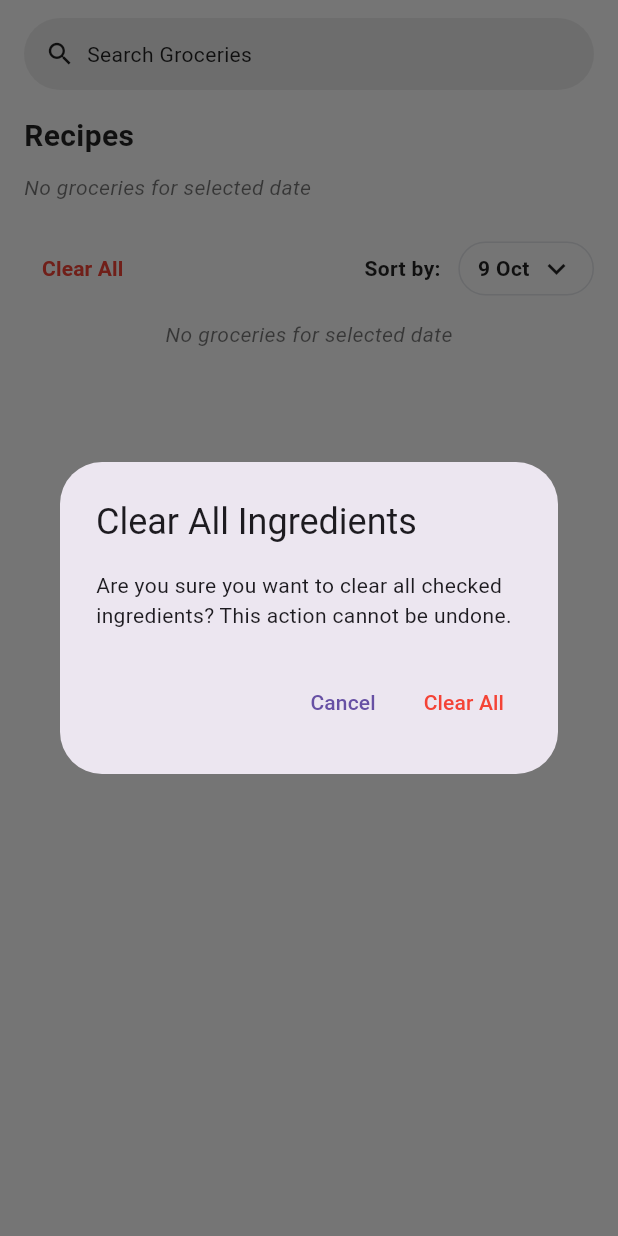
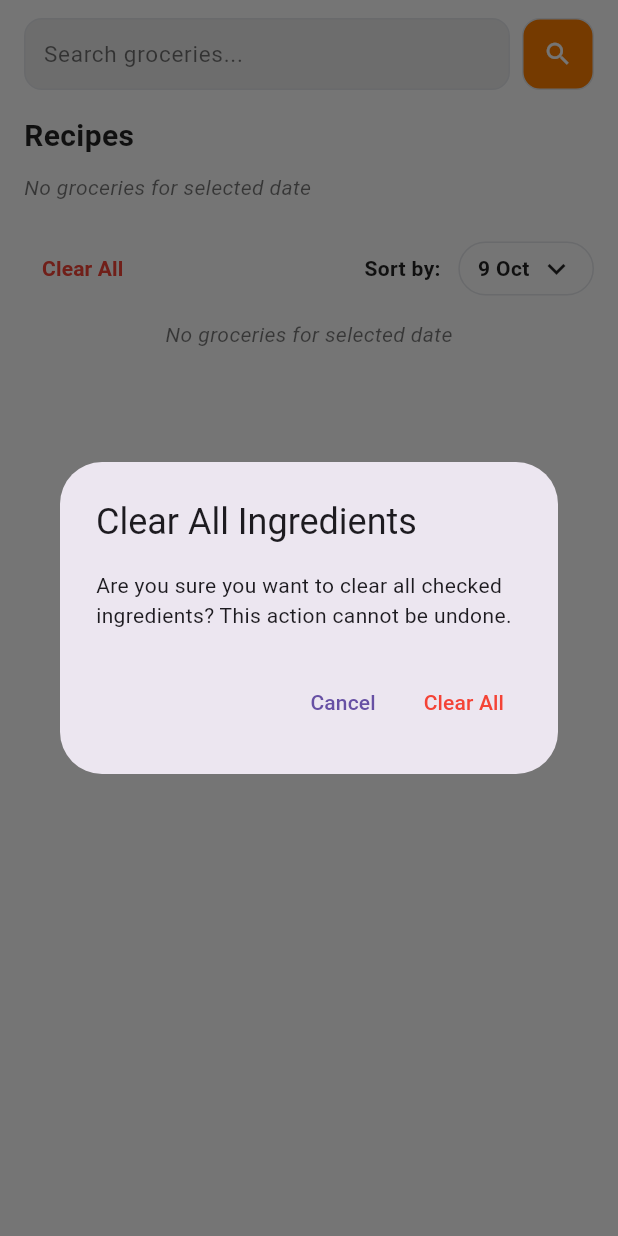
Before and after one commit to HuzaifaEjazDev/reciper_flow_techroz, a Flutter app: the GroceriesScreen screen opened directly, after a tap on "Clear All", on a phone screen of 412 x 824 dp. Run offline on Flutter 3.47's test engine with Material 3 defaults, Android fonts, the phone set to English and light mode, and no system bars; our stand-ins replace cloud_firestore, firebase_auth, firebase_core, google_fonts, image_picker; accounts and stored records are empty; Roboto replaces fonts that are missing (Poppins).

Commit message:
Refactor: Implement search functionality and UI updates This commit introduces several enhancements, primarily focusing on implementing and improving search functionality across different screens.
### Features:
- **Groceries Screen Search:** A functional search bar has been added to the Groceries screen, allowing users to filter recipes by title.
- **My Recipes & Bookmarks Search:** Search functionality is now implemented in the "My Recipes" and "Bookmarked Recipes" screens. The search is triggered automatically when the search bar is cleared.

### Refactoring & UI/UX Improvements:
- **Consistent Search UI:** The search bar UI has been standardized across the "Recipes by Admin", "My Recipes", and "Groceries" screens for a more consistent user experience.
- **AppBar Style:** The `surfaceTintColor` of AppBars has been set to white across multiple screens to maintain a clean and uniform look.
- **Groceries Checkbox Color:** The active color of checkboxes in the Groceries screen is now set to green.
- **Code Structure:**
    - `TextEditingController` has been integrated into various ViewModels to manage search state.
    - Added a `titleLower` field to Firestore documents to facilitate case-insensitive searching.
    - Registered `GroceriesViewModel` in `main.dart`.

```diff
--- a/lib/main.dart
+++ b/lib/main.dart
@@ -32,6 +32,7 @@ class MyApp extends StatelessWidget {
         ChangeNotifierProvider<MealPlannerViewModel>(create: (_) => MealPlannerViewModel()),
         ChangeNotifierProvider<MyRecipesViewModel>(create: (_) => MyRecipesViewModel()),
         ChangeNotifierProvider<UserRecipesPagerViewModel>(create: (_) => UserRecipesPagerViewModel(FirestoreRecipesService())),
+        ChangeNotifierProvider<GroceriesViewModel>(create: (_) => GroceriesViewModel()),
       ],
       child: MaterialApp(
         title: 'Recipe App',
--- a/lib/services/firestore_recipes_service.dart
+++ b/lib/services/firestore_recipes_service.dart
@@ -502,6 +502,7 @@ class FirestoreRecipesService {
     final DocumentReference<Map<String, dynamic>> docRef = col.doc();
     await docRef.set({
       'title': title,
+      'titleLower': title.toLowerCase(),
       'imageUrl': imageUrl,
       'minutes': minutes,
       'dateKey': dateKey,
--- a/lib/viewmodels/groceries_viewmodel.dart
+++ b/lib/viewmodels/groceries_viewmodel.dart
@@ -1,10 +1,13 @@
-import 'package:flutter/foundation.dart';
+import 'package:flutter/material.dart';
 import 'package:recipe_app/services/firestore_recipes_service.dart';
 
 class GroceriesViewModel extends ChangeNotifier {
   final FirestoreRecipesService _service = FirestoreRecipesService();
+  final TextEditingController searchController = TextEditingController(); // Add controller
   bool _showAll = false;
   String _selectedDateKey = '';
+  String _searchQuery = '';
+  String _searchQueryTemp = '';
 
   // Cache for recipes data
   List<Map<String, dynamic>>? _cachedRecipes;
@@ -18,6 +21,7 @@ class GroceriesViewModel extends ChangeNotifier {
   bool get showAll => _showAll;
   String get selectedDateKey => _selectedDateKey;
   List<Map<String, dynamic>>? get cachedRecipes => _cachedRecipes;
+  String get searchQuery => _searchQuery;
 
   // Expose the service for access to its methods
   FirestoreRecipesService get service => _service;
@@ -25,6 +29,22 @@ class GroceriesViewModel extends ChangeNotifier {
   GroceriesViewModel() {
     // Default to today's date key
     _selectedDateKey = _service.formatDateKey(DateTime.now());
+
+    // Add listener to handle search when text changes
+    searchController.addListener(_onSearchChanged);
+  }
+
+  @override
+  void dispose() {
+    searchController.dispose(); // Dispose controller
+    super.dispose();
+  }
+
+  void _onSearchChanged() {
+    // When search bar is empty, show all data automatically
+    if (searchController.text.trim().isEmpty) {
+      setSearchQuery('');
+    }
   }
 
   void toggleShowAll(bool value) {
@@ -43,6 +63,17 @@ class GroceriesViewModel extends ChangeNotifier {
     notifyListeners();
   }
 
+  // Search methods
+  void setSearchQuery([String? query]) {
+    _searchQuery = query ?? _searchQueryTemp;
+    _cachedRecipes = null; // Clear cache when search query changes
+    notifyListeners();
+  }
+
+  void setSearchQueryTemp(String query) {
+    _searchQueryTemp = query;
+  }
+
   // Toggle expansion state for a recipe
   void toggleExpansionState(String recipeId, bool isExpanded) {
     _expansionStates[recipeId] = isExpanded;
@@ -54,9 +85,10 @@ class GroceriesViewModel extends ChangeNotifier {
     return _expansionStates[recipeId] ?? false;
   }
 
-  // Fetch recipes with caching
+  // Fetch recipes with caching and search support
   Future<List<Map<String, dynamic>>> fetchRecipes() async {
-    if (_cachedRecipes != null) {
+    // Return cached recipes if available and no search query
+    if (_cachedRecipes != null && _searchQuery.isEmpty) {
       return _cachedRecipes!;
     }
 
@@ -64,10 +96,20 @@ class GroceriesViewModel extends ChangeNotifier {
       ? await _service.fetchAllGroceryRecipes()
       : await _service.fetchGroceryRecipesByDate(_selectedDateKey);
 
-    _cachedRecipes = recipes;
+    // Apply search filter if there's a query
+    List<Map<String, dynamic>> filteredRecipes = recipes;
+    if (_searchQuery.isNotEmpty) {
+      final String queryLower = _searchQuery.toLowerCase();
+      filteredRecipes = recipes.where((recipe) {
+        final String title = (recipe['title'] as String? ?? '').toLowerCase();
+        return title.contains(queryLower);
+      }).toList();
+    }
+
+    _cachedRecipes = filteredRecipes;
 
     // Initialize checkbox states
-    for (final recipe in recipes) {
+    for (final recipe in filteredRecipes) {
       final String recipeId = recipe['id'].toString();
       final List<dynamic> ingredients = recipe['ingredients'] as List<dynamic>? ?? <dynamic>[];
 
@@ -82,7 +124,7 @@ class GroceriesViewModel extends ChangeNotifier {
       }
     }
 
-    return recipes;
+    return filteredRecipes;
   }
 
   // Helper method to update checkbox state locally without notifying listeners
--- a/lib/views/screens/add_recipe_by_user/create_new_recipe_screen.dart
+++ b/lib/views/screens/add_recipe_by_user/create_new_recipe_screen.dart
@@ -114,6 +114,7 @@ class _CreateRecipeView extends StatelessWidget {
       backgroundColor: Colors.white,
       appBar: AppBar(
         backgroundColor: Colors.white,
+        surfaceTintColor: Colors.white,
         elevation: 0,
         centerTitle: true,
         title: Text(isEdit ? 'Edit Recipe' : 'Create New Recipe', style: const TextStyle(color: Colors.black87, fontSize: 18)),
--- a/lib/views/screens/add_recipe_by_user/planned_meals_screen.dart
+++ b/lib/views/screens/add_recipe_by_user/planned_meals_screen.dart
@@ -27,6 +27,7 @@ class _PlannedMealsView extends StatelessWidget {
       backgroundColor: Colors.white,
       appBar: AppBar(
         backgroundColor: Colors.white,
+        surfaceTintColor: Colors.white,
         elevation: 0,
         centerTitle: true,
         title: const Text('Groceries', style: TextStyle(color: Colors.black87, fontWeight: FontWeight.w700)),
--- a/lib/views/screens/add_recipe_by_user/user_recipe_details_screen.dart
+++ b/lib/views/screens/add_recipe_by_user/user_recipe_details_screen.dart
@@ -138,6 +138,7 @@ class _UserRecipeDetailsViewState extends State<_UserRecipeDetailsView> {
           backgroundColor: Colors.white,
           appBar: AppBar(
             backgroundColor: Colors.white,
+            surfaceTintColor: Colors.white,
             elevation: 0,
             title: const Text('User Recipe Details', style: TextStyle(color: Colors.black87, fontWeight: FontWeight.w600)),
             iconTheme: const IconThemeData(color: Colors.black87),
--- a/lib/views/screens/recipe_details_screen.dart
+++ b/lib/views/screens/recipe_details_screen.dart
@@ -41,6 +41,7 @@ class _RecipeDetailsScreenState extends State<RecipeDetailsScreen> {
       backgroundColor: Colors.white,
       appBar: AppBar(
         backgroundColor: Colors.white,
+        surfaceTintColor: Colors.white,
         elevation: 0,
         title: const Text('Recipe Details', style: TextStyle(color: Colors.black87, fontWeight: FontWeight.w600)),
         iconTheme: const IconThemeData(color: Colors.black87),
@@ -390,6 +391,7 @@ class _ActionRow extends StatelessWidget {
   final int minutes;
   final VoidCallback? onGroceriesTap;
   final bool fromGroceriesScreen; // Add this new parameter
+  final bool fromMealPlannerScreen; // Add this new parameter
   const _ActionRow({
     required this.onMealPlanTap,
     this.fromAdminScreen = false,
@@ -399,6 +401,7 @@ class _ActionRow extends StatelessWidget {
     required this.minutes,
     this.onGroceriesTap,
     this.fromGroceriesScreen = false, // Default to false
+    this.fromMealPlannerScreen = false, // Default to false
   });
 
   @override
--- a/lib/views/screens/startInfoCollect/goals_screen.dart
+++ b/lib/views/screens/startInfoCollect/goals_screen.dart
@@ -28,6 +28,7 @@ class _GoalsScreenState extends State<GoalsScreen> {
       backgroundColor: Colors.white,
       appBar: AppBar(
         backgroundColor: Colors.white,
+        surfaceTintColor: Colors.white,
         elevation: 0,
         leading: IconButton(
           icon: const Icon(Icons.arrow_back),
--- a/lib/views/screens/tabs/groceries_screen.dart
+++ b/lib/views/screens/tabs/groceries_screen.dart
@@ -14,17 +14,98 @@ class GroceriesScreen extends StatefulWidget {
 }
 
 class _GroceriesScreenState extends State<GroceriesScreen> {
+  final TextEditingController _searchController = TextEditingController();
+
+  @override
+  void initState() {
+    super.initState();
+    // Add listener to handle search when text changes
+    _searchController.addListener(_onSearchChanged);
+  }
+
+  @override
+  void dispose() {
+    _searchController.removeListener(_onSearchChanged);
+    _searchController.dispose();
+    super.dispose();
+  }
+
+  void _onSearchChanged() {
+    // When search bar is empty, show all data automatically
+    if (_searchController.text.trim().isEmpty) {
+      _performSearch();
+    }
+  }
+
+  void _performSearch() {
+    final viewModel = context.read<GroceriesViewModel>();
+    viewModel.setSearchQuery(_searchController.text.trim());
+  }
+
   @override
   Widget build(BuildContext context) {
     return SafeArea(
       child: Scaffold(
         backgroundColor: Colors.white,
-        body: ListView(
-          padding: const EdgeInsets.fromLTRB(16, 12, 16, 70),
+        body: Column(
           children: [
-            _buildSearchBar(),
-            const SizedBox(height: 16),
-
+            Padding(
+              padding: const EdgeInsets.fromLTRB(16, 12, 16, 8),
+              child: Row(
+                children: [
+                  Expanded(
+                    child: Container(
+                      height: 48,
+                      decoration: BoxDecoration(
+                        color: Colors.grey[200],
+                        borderRadius: BorderRadius.circular(12),
+                        border: Border.all(color: const Color(0xFFE5E7EB)),
+                      ),
+                      padding: const EdgeInsets.symmetric(horizontal: 12),
+                      child: Row(
+                        children: [
+                          Expanded(
+                            child: TextField(
+                              controller: _searchController,
+                              decoration: const InputDecoration(
+                                isDense: true,
+                                border: InputBorder.none,
+                                hintText: 'Search groceries...',
+                                hintStyle: TextStyle(color: Colors.black54, fontSize: 15),
+                              ),
+                              onChanged: (v) {
+                                // Update search query as user types
+                                context.read<GroceriesViewModel>().setSearchQueryTemp(v);
+                              },
+                            ),
+                          ),
+                        ],
+                      ),
+                    ),
+                  ),
+                  const SizedBox(width: 8),
+                  GestureDetector(
+                    onTap: _performSearch,
+                    child: Container(
+                      height: 48,
+                      width: 48,
+                      decoration: BoxDecoration(
+                        color: const Color(0xFFFF7F00),
+                        borderRadius: BorderRadius.circular(12),
+                        border: Border.all(color: const Color(0xFFE5E7EB)),
+                      ),
+                      child: const Center(
+                        child: Icon(Icons.search, color: Colors.white, size: 20),
+                      ),
+                    ),
+                  ),
+                ],
+              ),
+            ),
+            Expanded(
+              child: ListView(
+                padding: const EdgeInsets.fromLTRB(16, 8, 16, 70),
+                children: [
                   _buildRecipesHeader(context),
                   const SizedBox(height: 10),
                   Consumer<GroceriesViewModel>(
@@ -50,29 +131,8 @@ class _GroceriesScreenState extends State<GroceriesScreen> {
                 ],
               ),
             ),
-    );
-  }
-
-  Widget _buildSearchBar() {
-    return Container(
-      height: 48,
-      decoration: BoxDecoration(
-        color: Colors.grey[200],
-        borderRadius: BorderRadius.circular(28),
+          ],
         ),
-      padding: const EdgeInsets.symmetric(horizontal: 14),
-      child: Row(
-        children: const [
-          Icon(Icons.search, color: Colors.black87, size: 20),
-          SizedBox(width: 8),
-          Expanded(
-            child: Text(
-              'Search Groceries',
-              style: TextStyle(color: Colors.black87),
-              overflow: TextOverflow.ellipsis,
-            ),
-          ),
-        ],
       ),
     );
   }
@@ -794,6 +854,7 @@ class _IngredientItemState extends State<_IngredientItem> {
                       isChecked: newValue
                     );
                   },
+                  activeColor: Colors.green,
                 ),
                 Expanded(
                   child: _GroceriesScreenState._buildIngredientRow(widget.name, widget.scaledQty, _checked ?? false),
--- a/lib/views/screens/tabs/profile_screen.dart
+++ b/lib/views/screens/tabs/profile_screen.dart
@@ -317,6 +317,8 @@ class _AccountSettingsScreenState extends State<AccountSettingsScreen> {
     return Scaffold(
       backgroundColor: Colors.white,
       appBar: AppBar(
+        backgroundColor: Colors.white,
+        surfaceTintColor: Colors.white,
         title: const Text('Account Settings'),
         centerTitle: true,
         actions: [
```
Also changed, not shown: lib/viewmodels/user/admin_recipes_view_model.dart (+19 -6 lines), lib/viewmodels/user/user_recipes_pager_view_model.dart (+18 -6 lines), lib/views/screens/add_recipe_by_user/my_recipes_screen.dart (+8 -2 lines), lib/views/screens/main_screen.dart (+8 -11 lines), lib/views/screens/recipe_by_admin_screen.dart (+14 -9 lines), lib/views/screens/tabs/home_screen.dart (+15 -0 lines), lib/views/screens/user/bookmarked_recipes_screen.dart (+26 -3 lines). Lines whose indentation alone changed are shown as unchanged.
